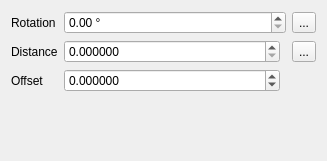
First picture: the form in src/ui/symbollayer/widget_linepatternfill.ui, repository qgis/QGIS, before the edit.
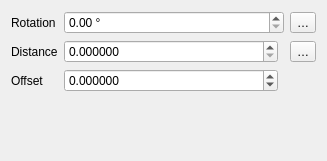
Second picture: the form after the edit. Custom widgets are drawn as their Qt base class.

```diff
--- a/src/ui/symbollayer/widget_linepatternfill.ui
+++ b/src/ui/symbollayer/widget_linepatternfill.ui
@@ -24,7 +24,7 @@
    <item row="0" column="2">
     <widget class="QgsDataDefinedButton" name="mAngleDDBtn">
      <property name="text">
-      <string>...</string>
+      <string>…</string>
      </property>
     </widget>
    </item>
@@ -113,7 +113,7 @@
    <item row="1" column="2">
     <widget class="QgsDataDefinedButton" name="mDistanceDDBtn">
      <property name="text">
-      <string>...</string>
+      <string>…</string>
      </property>
     </widget>
    </item>
```
